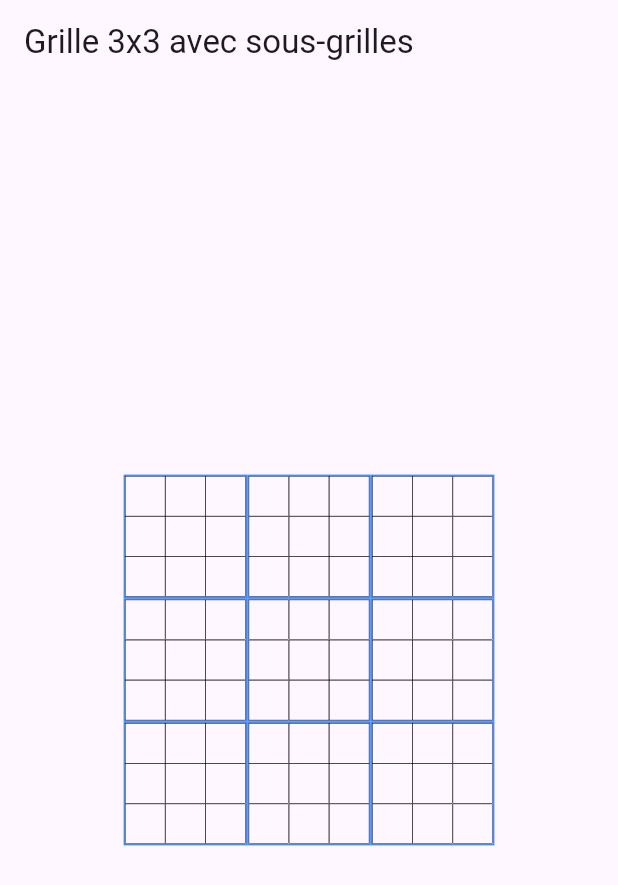
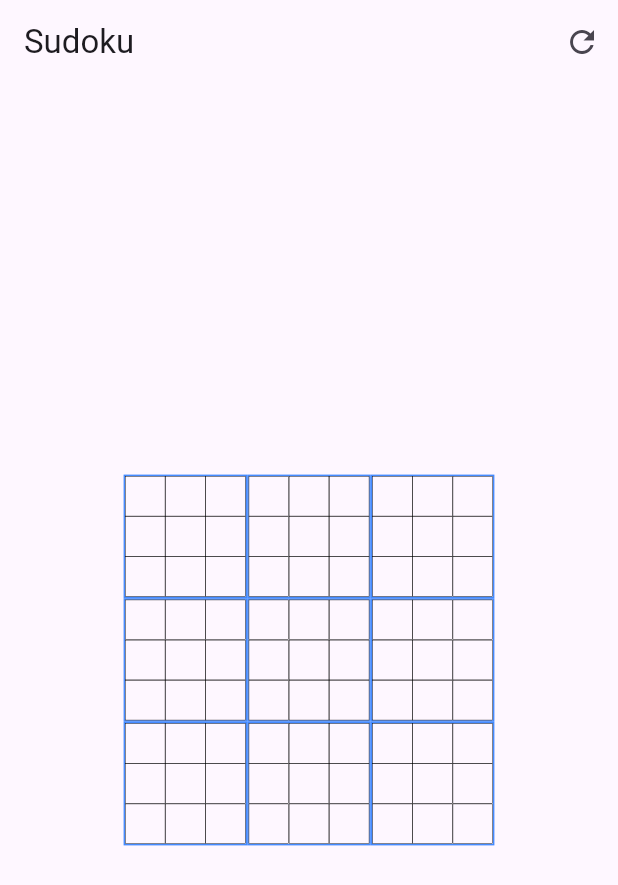
Before and after one commit to hrant2001/tp-flutter, a Flutter app: the screen it shows after launch, on a phone screen of 412 x 824 dp. Shown: the top 885 px of the screen. Run offline on Flutter 3.47's test engine with Material 3 defaults, Android fonts, the phone set to English and light mode, and no system bars; missing offline and left inert: sudoku_api.

Commit message:
Resolves 4

```diff
--- a/lib/grid_screen.dart
+++ b/lib/grid_screen.dart
@@ -1,5 +1,5 @@
 import 'package:flutter/material.dart';
-import 'package:sudoku_api/sudoku_api.dart'; // Import the sudoku_api library
+import 'package:sudoku_api/sudoku_api.dart';
 import 'internal_grid.dart';
 
 class GridScreen extends StatefulWidget {
@@ -11,9 +11,9 @@ class GridScreen extends StatefulWidget {
 
 class _GridScreenState extends State<GridScreen> {
   late Puzzle puzzle;
-  List<List<int>> board = List.generate(9, (_) => List.filled(9, 0)); // 9x9 grid initialized with 0s
-  int? selectedRow; // To track the selected row
-  int? selectedCol; // To track the selected column
+  List<List<int>> board = List.generate(9, (_) => List.filled(9, 0));
+  int? selectedRow;
+  int? selectedCol;
 
   @override
   void initState() {
@@ -23,15 +23,16 @@ class _GridScreenState extends State<GridScreen> {
 
   Future<void> _generatePuzzle() async {
     puzzle = Puzzle(PuzzleOptions(patternName: "winter"));
-    await puzzle.generate(); // Generate the puzzle asynchronously
+    await puzzle.generate();
 
     setState(() {
-      // Fill the board with values
       for (int i = 0; i < 9; i++) {
         for (int j = 0; j < 9; j++) {
           board[i][j] = puzzle.board()?.matrix()?[i][j].getValue() ?? 0;
         }
       }
+      selectedRow = null;
+      selectedCol = null;
     });
   }
 
@@ -42,6 +43,19 @@ class _GridScreenState extends State<GridScreen> {
     });
   }
 
+  List<int> _getBlockValues(int blockIndex) {
+    List<int> values = [];
+    int startRow = (blockIndex ~/ 3) * 3;
+    int startCol = (blockIndex % 3) * 3;
+
+    for (int i = 0; i < 3; i++) {
+      for (int j = 0; j < 3; j++) {
+        values.add(board[startRow + i][startCol + j]);
+      }
+    }
+    return values;
+  }
+
   @override
   Widget build(BuildContext context) {
     double screenWidth = MediaQuery.of(context).size.width;
@@ -49,29 +63,46 @@ class _GridScreenState extends State<GridScreen> {
     double boxSize = (screenWidth < screenHeight ? screenWidth : screenHeight) * 0.6 / 3;
 
     return Scaffold(
-      appBar: AppBar(title: const Text("Grille 3x3 avec sous-grilles")),
+      appBar: AppBar(
+        title: const Text("Sudoku"),
+        actions: [
+          IconButton(
+            icon: const Icon(Icons.refresh),
+            onPressed: _generatePuzzle,
+          ),
+        ],
+      ),
       body: Center(
-        child: SizedBox(
+        child: Column(
+          mainAxisAlignment: MainAxisAlignment.center,
+          children: [
+            SizedBox(
               height: boxSize * 3,
               width: boxSize * 3,
-          child: GridView.count(
+              child: GridView.builder(
+                physics: const NeverScrollableScrollPhysics(),
+                gridDelegate: const SliverGridDelegateWithFixedCrossAxisCount(
                   crossAxisCount: 3,
-            children: List.generate(9, (x) {
+                ),
+                itemCount: 9,
+                itemBuilder: (context, x) {
                   return Container(
                     decoration: BoxDecoration(
                       border: Border.all(color: Colors.blueAccent),
                     ),
                     child: InternalGrid(
                       boxSize: boxSize / 3,
-                  values: board[x], // Pass the row of values to InternalGrid
-                  onCellTap: (row, col) {
-                    _onCellTap(x, col); // Handle cell tap
-                  },
-                  isSelected: selectedRow == x, // Check if the cell is selected
+                      values: _getBlockValues(x),
+                      onCellTap: _onCellTap,
+                      selectedRow: selectedRow,
+                      selectedCol: selectedCol,
+                      blockIndex: x,
                     ),
                   );
-            }),
+                },
               ),
+            ),
+          ],
         ),
       ),
     );
--- a/lib/internal_grid.dart
+++ b/lib/internal_grid.dart
@@ -2,16 +2,20 @@ import 'package:flutter/material.dart';
 
 class InternalGrid extends StatelessWidget {
   final double boxSize;
-  final List<int> values; // Values for the 3x3 block
-  final void Function(int, int) onCellTap; // Callback when a cell is tapped
-  final bool isSelected; // To track if the current cell is selected
+  final List<int> values;
+  final void Function(int, int) onCellTap;
+  final int? selectedRow;
+  final int? selectedCol;
+  final int blockIndex; // Indice du bloc 3x3
 
   const InternalGrid({
     super.key,
     required this.boxSize,
     required this.values,
     required this.onCellTap,
-    required this.isSelected,
+    required this.selectedRow,
+    required this.selectedCol,
+    required this.blockIndex,
   });
 
   @override
@@ -19,16 +23,19 @@ class InternalGrid extends StatelessWidget {
     return SizedBox(
       height: boxSize,
       width: boxSize,
-      child: GridView.count(
-        crossAxisCount: 3,
-        children: List.generate(9, (x) {
-          int value = values[x]; // Get the value for the cell
+      child: GridView.builder(
+        physics: const NeverScrollableScrollPhysics(),
+        gridDelegate: const SliverGridDelegateWithFixedCrossAxisCount(
+          crossAxisCount: 3,
+        ),
+        itemCount: 9,
+        itemBuilder: (context, x) {
+          int row = (blockIndex ~/ 3) * 3 + (x ~/ 3);
+          int col = (blockIndex % 3) * 3 + (x % 3);
+          bool isSelected = selectedRow == row && selectedCol == col;
+
           return InkWell(
-            onTap: () {
-              int row = x ~/ 3; // Determine the row in the block
-              int col = x % 3;  // Determine the column in the block
-              onCellTap(row, col); // Trigger the cell tap callback
-            },
+            onTap: () => onCellTap(row, col),
             child: Container(
               decoration: BoxDecoration(
                 border: Border.all(color: Colors.black, width: 0.3),
@@ -38,13 +45,13 @@ class InternalGrid extends StatelessWidget {
               ),
               child: Center(
                 child: Text(
-                  value == 0 ? "" : value.toString(), // Empty cell if 0
-                  style: TextStyle(fontSize: 20, fontWeight: FontWeight.bold),
+                  values[x] == 0 ? "" : values[x].toString(),
+                  style: const TextStyle(fontSize: 20, fontWeight: FontWeight.bold),
                 ),
               ),
             ),
           );
-        }),
+        },
       ),
     );
   }
```
Lines whose indentation alone changed are shown as unchanged.
